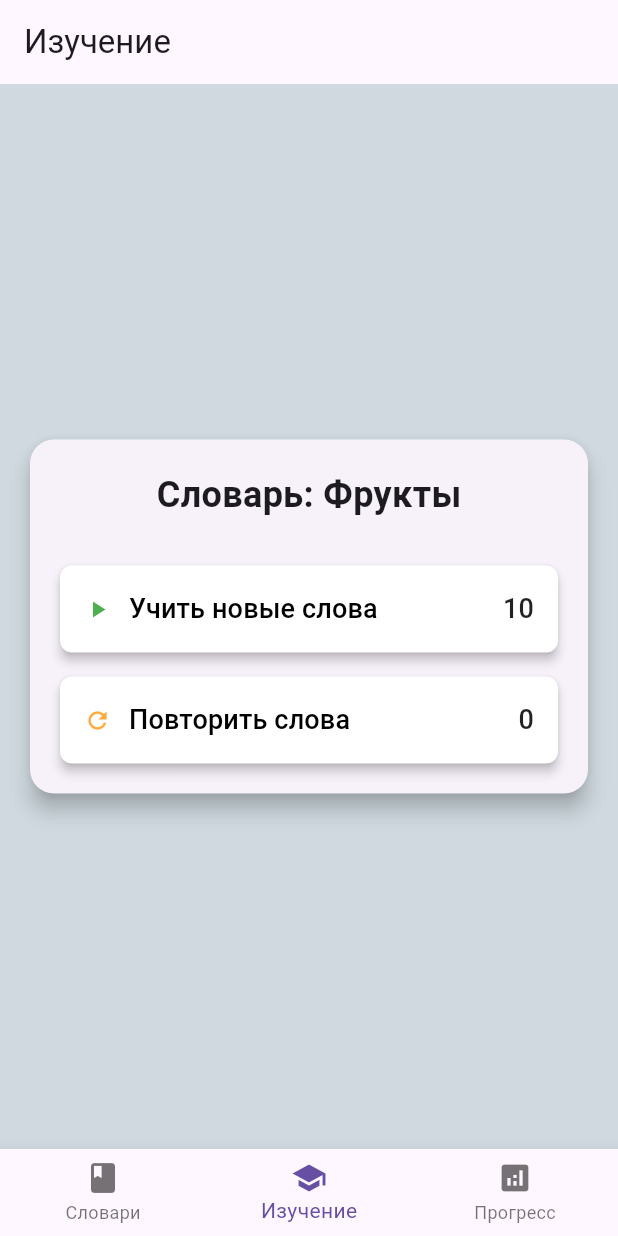
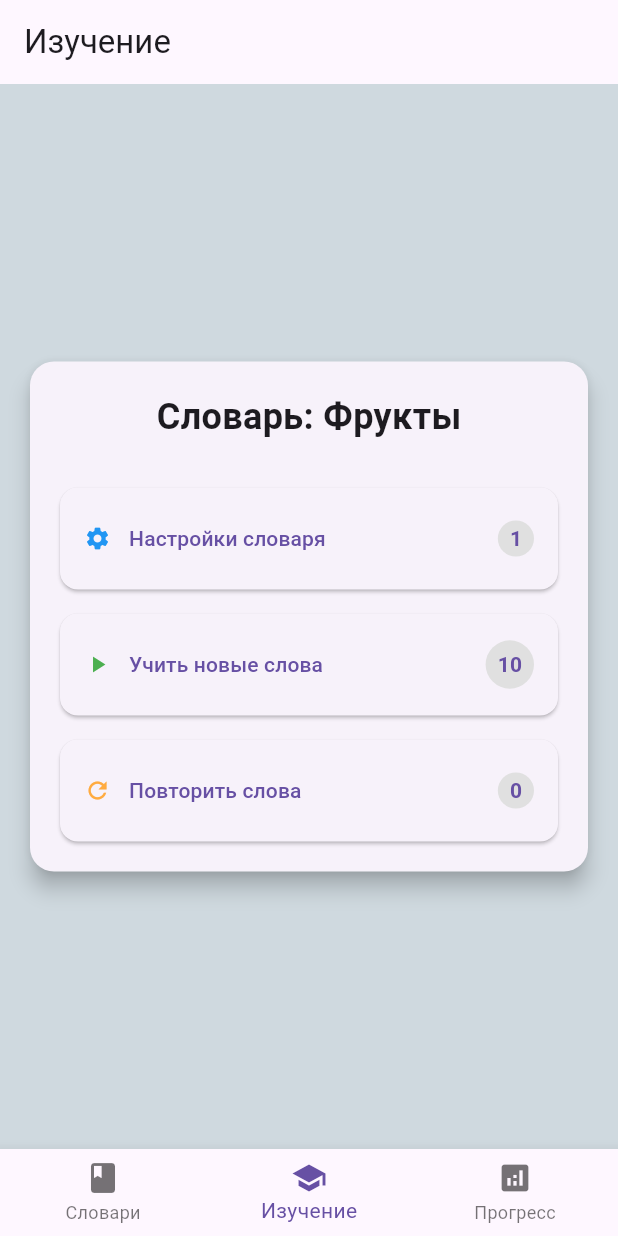
Before and after one commit to Grouscrotz/flutter_prac7, a Flutter app: the screen it shows after launch, item 2 of the bottom bar chosen, on a phone screen of 412 x 824 dp. Run offline on Flutter 3.47's test engine with Material 3 defaults, Android fonts, the phone set to English and light mode, and no system bars.

Commit message:
Исправлена страничная навигация

```diff
--- a/lib/features/learning/screens/learning_screen.dart
+++ b/lib/features/learning/screens/learning_screen.dart
@@ -1,6 +1,7 @@
 import 'package:flutter/material.dart';
 import 'package:prac5/data/topics_data.dart';
 import 'package:prac5/features/learning/widgets/button.dart';
+import 'package:prac5/features/learning/screens/topic_settings_screen.dart';
 import 'package:prac5/features/learning/screens/flashcard_screen.dart';
 import 'package:prac5/features/dictionaries/screens/dictionaries_screen.dart';
 import 'package:prac5/features/progress/screens/progress_screen.dart';
@@ -62,25 +63,46 @@ class _LearningScreenState extends State<LearningScreen> {
                     children: [
                       Text('Словарь: ${topic.name}', style: const TextStyle(fontSize: 24, fontWeight: FontWeight.bold)),
                       const SizedBox(height: 30),
-                      LearningButton(
+                      MyButton(
+                        icon: Icons.settings,
+                        iconColor: Colors.blue,
+                        label: 'Настройки словаря',
+                        counter: 1,
+                        onPressed: () => Navigator.push(
+                          context,
+                          MaterialPageRoute(builder: (_) => const TopicSettingsScreen()),
+                        ),
+                      ),
+                      const SizedBox(height: 16),
+                      MyButton(
                         icon: Icons.play_arrow,
                         iconColor: Colors.green,
                         label: 'Учить новые слова',
                         counter: newCount,
                         onPressed: () => Navigator.push(
                           context,
-                          MaterialPageRoute(builder: (_) => FlashCardScreen(topic: topic, learningNew: true)),
+                          MaterialPageRoute(
+                            builder: (_) => FlashCardScreen(
+                              topic: topic,
+                              learningNew: true,
+                            ),
+                          ),
                         ),
                       ),
                       const SizedBox(height: 16),
-                      LearningButton(
+                      MyButton(
                         icon: Icons.refresh,
                         iconColor: Colors.orangeAccent,
                         label: 'Повторить слова',
                         counter: repeatCount,
                         onPressed: () => Navigator.push(
                           context,
-                          MaterialPageRoute(builder: (_) => FlashCardScreen(topic: topic, learningNew: false)),
+                          MaterialPageRoute(
+                            builder: (_) => FlashCardScreen(
+                              topic: topic,
+                              learningNew: false,
+                            ),
+                          ),
                         ),
                       ),
                     ],
--- a/lib/features/learning/widgets/button.dart
+++ b/lib/features/learning/widgets/button.dart
@@ -1,43 +1,41 @@
 import 'package:flutter/material.dart';
 
-class LearningButton extends StatelessWidget {
+class MyButton extends StatelessWidget {
   final IconData icon;
   final Color iconColor;
   final String label;
+  final int counter;
   final VoidCallback onPressed;
-  final int? counter;
 
-  const LearningButton({
+  const MyButton({
     super.key,
     required this.icon,
     required this.iconColor,
     required this.label,
+    required this.counter,
     required this.onPressed,
-    this.counter,
   });
 
   @override
   Widget build(BuildContext context) {
-    return SizedBox(
-      width: double.infinity,
-      child: ElevatedButton(
-        style: ElevatedButton.styleFrom(backgroundColor: Colors.white,
-          shape: RoundedRectangleBorder(borderRadius: BorderRadius.circular(8)),
-          elevation: 3,
-          padding: const EdgeInsets.symmetric(vertical: 16, horizontal: 16),
-        ),
-        onPressed: onPressed,
-        child: Row(children: [Icon(icon, color: iconColor),
-            const SizedBox(width: 12),
-            Expanded(child: Text(label,
-                style: const TextStyle(fontSize: 18, color: Colors.black),
-              ),
-            ),
-            if (counter != null) Text('$counter',
-                style: const TextStyle(color: Colors.black87, fontSize: 18),
-              ),
-          ],
-        ),
+    return ElevatedButton(
+      onPressed: onPressed,
+      style: ElevatedButton.styleFrom(
+        padding: const EdgeInsets.all(16),
+        shape: RoundedRectangleBorder(borderRadius: BorderRadius.circular(12)),
+      ),
+      child: Row(
+        children: [
+          Icon(icon, color: iconColor),
+          const SizedBox(width: 12),
+          Text(label),
+          const Spacer(),
+          Container(
+            padding: const EdgeInsets.all(8),
+            decoration: BoxDecoration(color: Colors.grey.shade300, shape: BoxShape.circle),
+            child: Text('$counter', style: const TextStyle(fontWeight: FontWeight.bold)),
+          ),
+        ],
       ),
     );
   }
--- a/lib/features/progress/screens/progress_screen.dart
+++ b/lib/features/progress/screens/progress_screen.dart
@@ -36,7 +36,6 @@ class _ProgressScreenState extends State<ProgressScreen> {
   Widget build(BuildContext context) {
     return Scaffold(
       appBar: AppBar(title: const Text('Прогресс')),
-      backgroundColor: const Color(0xFFcfd9df),
       body: ValueListenableBuilder<List<Topic>>(
         valueListenable: TopicsData.topicsNotifier,
         builder: (context, topics, child) {
```
Also changed, not shown: lib/features/dictionaries/screens/dictionaries_screen.dart (+2 -6 lines), lib/features/learning/screens/topic_settings_screen.dart (added, +60 -0 lines), lib/features/learning/screens/word_preview_screen.dart (added, +60 -0 lines), lib/features/learning/widgets/word_card.dart (+18 -37 lines).
